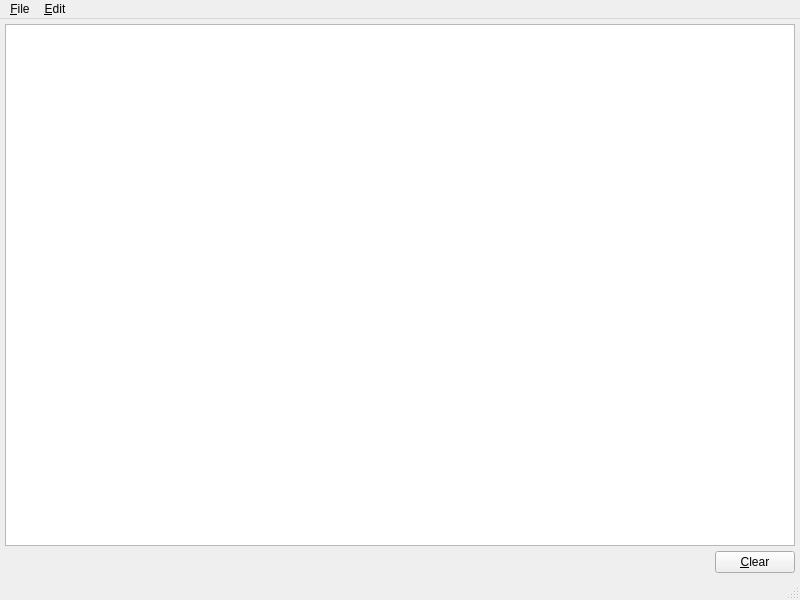
This is branches/trunk/UI/spot-on-logviewer.ui in textbrowser/spot-on as Qt 5 draws it before an edit. The edited form follows.
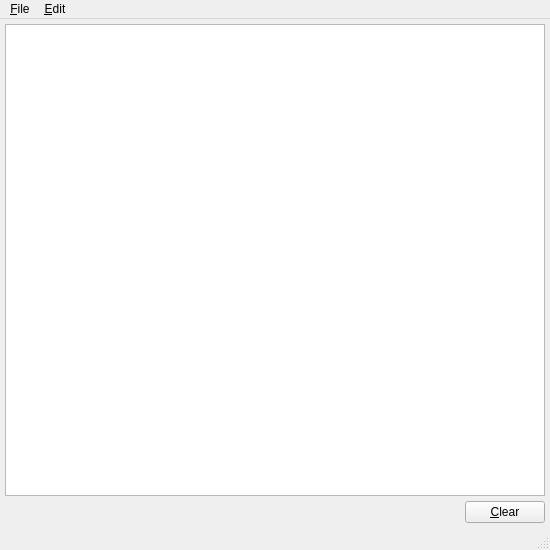
This is the edited form. Icons and pictures are not drawn.

The edit to the form file:
```diff
--- a/branches/trunk/UI/spot-on-logviewer.ui
+++ b/branches/trunk/UI/spot-on-logviewer.ui
@@ -6,8 +6,8 @@
    <rect>
     <x>0</x>
     <y>0</y>
-    <width>800</width>
-    <height>600</height>
+    <width>550</width>
+    <height>550</height>
    </rect>
   </property>
   <property name="windowIcon">
@@ -74,8 +74,8 @@
     <rect>
      <x>0</x>
      <y>0</y>
-     <width>800</width>
-     <height>24</height>
+     <width>550</width>
+     <height>31</height>
     </rect>
    </property>
    <widget class="QMenu" name="menu_File">
```
